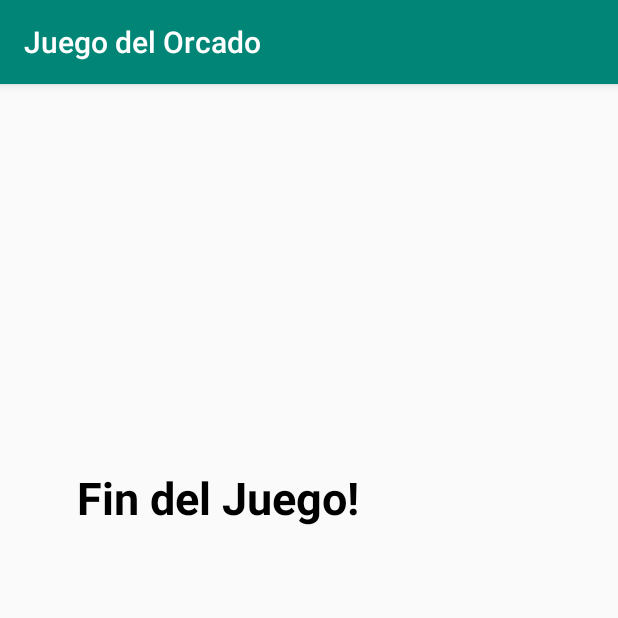
After one commit to Furiduri/JuegoDelHorcado, an Android app: the Game_Over screen opened directly, with no data from a screen before it, on a phone screen of 412 x 824 dp, the top half of it. The commit adds this screen. Run offline under Robolectric (Android 15) with nearby library versions, the phone set to English and light mode, and no system bars.

Commit message:
juego funcional con sus pantallas de inicio, juego, fien de guejo y juego ganado

```diff
--- a/app/src/main/AndroidManifest.xml
+++ b/app/src/main/AndroidManifest.xml
@@ -9,7 +9,8 @@
         android:roundIcon="@mipmap/ic_launcher_round"
         android:supportsRtl="true"
         android:theme="@style/AppTheme">
-        <activity android:name=".Winer"></activity>
+        <activity android:name=".Game_Over"></activity>
+        <activity android:name=".Winer" />
         <activity android:name=".Start_Game" />
         <activity android:name=".MainActivity">
             <intent-filter>
--- /dev/null
+++ b/app/src/main/java/com/example/GameHangman/Game_Over.java
@@ -0,0 +1,13 @@
+package com.example.GameHangman;
+
+import android.support.v7.app.AppCompatActivity;
+import android.os.Bundle;
+
+public class Game_Over extends AppCompatActivity {
+
+    @Override
+    protected void onCreate(Bundle savedInstanceState) {
+        super.onCreate(savedInstanceState);
+        setContentView(R.layout.activity_game__over);
+    }
+}
--- /dev/null
+++ b/app/src/main/res/layout/activity_game__over.xml
@@ -0,0 +1,29 @@
+<?xml version="1.0" encoding="utf-8"?>
+<android.support.constraint.ConstraintLayout xmlns:android="http://schemas.android.com/apk/res/android"
+    xmlns:app="http://schemas.android.com/apk/res-auto"
+    xmlns:tools="http://schemas.android.com/tools"
+    android:layout_width="match_parent"
+    android:layout_height="match_parent"
+    tools:context=".Game_Over">
+
+    <TextView
+        android:id="@+id/textView5"
+        android:layout_width="263dp"
+        android:layout_height="60dp"
+        android:layout_marginStart="8dp"
+        android:layout_marginLeft="8dp"
+        android:layout_marginTop="8dp"
+        android:layout_marginEnd="8dp"
+        android:layout_marginRight="8dp"
+        android:layout_marginBottom="8dp"
+        android:text="Fin del Juego!"
+        android:textColor="@android:color/background_dark"
+        android:textSize="30sp"
+        android:textStyle="bold"
+        app:layout_constraintBottom_toBottomOf="parent"
+        app:layout_constraintEnd_toEndOf="parent"
+        app:layout_constraintHorizontal_bias="0.325"
+        app:layout_constraintStart_toStartOf="parent"
+        app:layout_constraintTop_toTopOf="parent"
+        app:layout_constraintVertical_bias="0.357" />
+</android.support.constraint.ConstraintLayout>
```
Also changed, not shown: app/src/main/java/com/example/GameHangman/Start_Game.java (+23 -12 lines), app/src/main/res/layout/activity_start__game.xml (+51 -18 lines).
